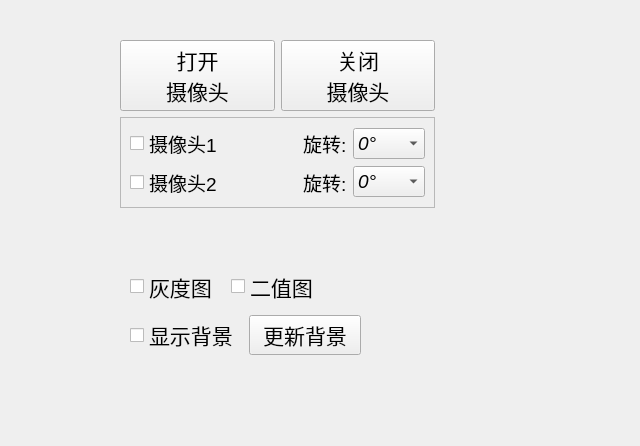
Old version of the form imageview.ui in the repository JianhuanZhu/DebugTool.
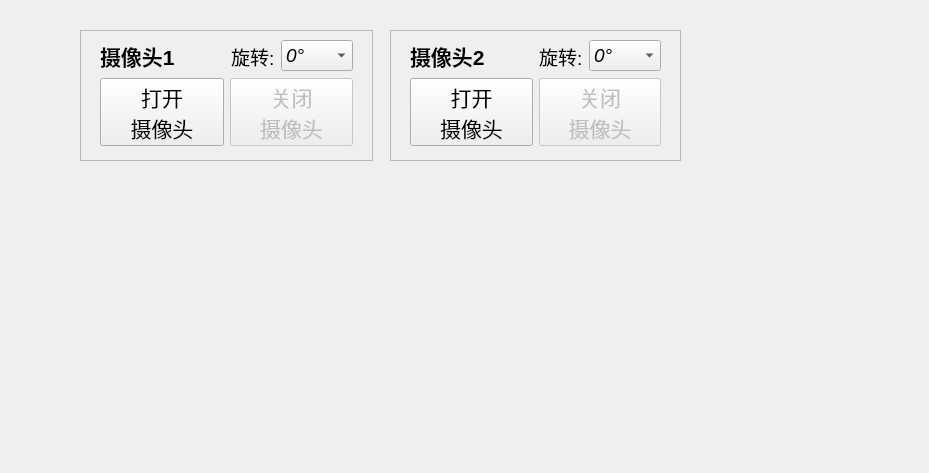
New version of the form.

The edit to the form file:
```diff
--- a/imageview.ui
+++ b/imageview.ui
@@ -6,146 +6,181 @@
    <rect>
     <x>0</x>
     <y>0</y>
-    <width>640</width>
-    <height>446</height>
+    <width>929</width>
+    <height>473</height>
    </rect>
   </property>
   <property name="windowTitle">
    <string>Form</string>
   </property>
-  <widget class="QWidget" name="layoutWidget">
+  <widget class="QFrame" name="frame_2">
    <property name="geometry">
     <rect>
-     <x>130</x>
-     <y>310</y>
-     <width>231</width>
-     <height>51</height>
+     <x>390</x>
+     <y>30</y>
+     <width>291</width>
+     <height>131</height>
     </rect>
    </property>
-   <layout class="QHBoxLayout" name="horizontalLayout_3">
-    <item>
-     <widget class="QCheckBox" name="checkShowBacklight">
-      <property name="font">
-       <font>
-        <pointsize>16</pointsize>
-       </font>
-      </property>
-      <property name="text">
-       <string>显示背景</string>
-      </property>
-     </widget>
-    </item>
-    <item>
-     <widget class="QPushButton" name="UpdateBacklightButton">
-      <property name="font">
-       <font>
-        <pointsize>16</pointsize>
-       </font>
-      </property>
-      <property name="text">
-       <string>更新背景</string>
-      </property>
-     </widget>
-    </item>
-   </layout>
-  </widget>
+   <property name="frameShape">
+    <enum>QFrame::StyledPanel</enum>
+   </property>
+   <property name="frameShadow">
+    <enum>QFrame::Raised</enum>
+   </property>
   <widget class="QWidget" name="">
    <property name="geometry">
     <rect>
-     <x>130</x>
-     <y>270</y>
-     <width>196</width>
-     <height>33</height>
-    </rect>
-   </property>
-   <layout class="QHBoxLayout" name="horizontalLayout_2">
-    <item>
-     <widget class="QCheckBox" name="checkGray">
-      <property name="font">
-       <font>
-        <pointsize>16</pointsize>
-       </font>
-      </property>
-      <property name="text">
-       <string>灰度图</string>
-      </property>
-     </widget>
-    </item>
-    <item>
-     <widget class="QCheckBox" name="checkThreshold">
-      <property name="font">
-       <font>
-        <pointsize>16</pointsize>
-       </font>
-      </property>
-      <property name="text">
-       <string>二值图</string>
-      </property>
-     </widget>
-    </item>
-   </layout>
-  </widget>
-  <widget class="QWidget" name="">
-   <property name="geometry">
-    <rect>
-     <x>120</x>
-     <y>40</y>
-     <width>315</width>
-     <height>168</height>
-    </rect>
-   </property>
-   <layout class="QVBoxLayout" name="verticalLayout_2">
+      <x>20</x>
+      <y>10</y>
+      <width>251</width>
+      <height>106</height>
+     </rect>
+    </property>
+    <layout class="QVBoxLayout" name="verticalLayout_3">
     <item>
      <layout class="QHBoxLayout" name="horizontalLayout_5">
       <item>
-       <widget class="QPushButton" name="openButton">
+        <widget class="QLabel" name="label_4">
         <property name="font">
          <font>
           <pointsize>16</pointsize>
+           <weight>75</weight>
+           <bold>true</bold>
          </font>
         </property>
         <property name="text">
-         <string>打开
-摄像头</string>
+          <string>摄像头2</string>
         </property>
        </widget>
       </item>
       <item>
-       <widget class="QPushButton" name="closeButton">
+        <spacer name="horizontalSpacer_2">
+         <property name="orientation">
+          <enum>Qt::Horizontal</enum>
+         </property>
+         <property name="sizeHint" stdset="0">
+          <size>
+           <width>37</width>
+           <height>17</height>
+          </size>
+         </property>
+        </spacer>
+       </item>
+       <item>
+        <widget class="QLabel" name="label_2">
         <property name="font">
          <font>
-          <pointsize>16</pointsize>
+           <pointsize>14</pointsize>
          </font>
         </property>
         <property name="text">
-         <string>关闭
-摄像头</string>
+          <string>旋转:</string>
         </property>
        </widget>
       </item>
+       <item>
+        <widget class="QComboBox" name="comboCamera2Rotate">
+         <property name="font">
+          <font>
+           <pointsize>14</pointsize>
+           <italic>true</italic>
+          </font>
+         </property>
+         <item>
+          <property name="text">
+           <string>0°</string>
+          </property>
+         </item>
+         <item>
+          <property name="text">
+           <string>90°</string>
+          </property>
+         </item>
+         <item>
+          <property name="text">
+           <string>180°</string>
+          </property>
+         </item>
+         <item>
+          <property name="text">
+           <string>270°</string>
+          </property>
+         </item>
+        </widget>
+       </item>
      </layout>
     </item>
     <item>
-     <widget class="QFrame" name="frame">
-      <property name="frameShape">
-       <enum>QFrame::StyledPanel</enum>
-      </property>
-      <property name="frameShadow">
-       <enum>QFrame::Raised</enum>
-      </property>
       <layout class="QHBoxLayout" name="horizontalLayout_6">
        <item>
+        <widget class="QPushButton" name="openCamera2Button">
+         <property name="font">
+          <font>
+           <pointsize>16</pointsize>
+          </font>
+         </property>
+         <property name="text">
+          <string>打开
+摄像头</string>
+         </property>
+        </widget>
+       </item>
+       <item>
+        <widget class="QPushButton" name="closeCamera2Button">
+         <property name="enabled">
+          <bool>false</bool>
+         </property>
+         <property name="font">
+          <font>
+           <pointsize>16</pointsize>
+          </font>
+         </property>
+         <property name="text">
+          <string>关闭
+摄像头</string>
+         </property>
+        </widget>
+       </item>
+      </layout>
+     </item>
+    </layout>
+   </widget>
+  </widget>
+  <widget class="QFrame" name="frame">
+   <property name="geometry">
+    <rect>
+     <x>80</x>
+     <y>30</y>
+     <width>293</width>
+     <height>131</height>
+    </rect>
+   </property>
+   <property name="frameShape">
+    <enum>QFrame::StyledPanel</enum>
+   </property>
+   <property name="frameShadow">
+    <enum>QFrame::Raised</enum>
+   </property>
+   <widget class="QWidget" name="">
+    <property name="geometry">
+     <rect>
+      <x>20</x>
+      <y>10</y>
+      <width>253</width>
+      <height>106</height>
+     </rect>
+    </property>
         <layout class="QVBoxLayout" name="verticalLayout">
          <item>
           <layout class="QHBoxLayout" name="horizontalLayout">
            <item>
-            <widget class="QCheckBox" name="checkCamera1">
+        <widget class="QLabel" name="label_3">
              <property name="font">
               <font>
-               <pointsize>14</pointsize>
-               <weight>50</weight>
-               <italic>false</italic>
-               <bold>false</bold>
+           <pointsize>16</pointsize>
+           <weight>75</weight>
+           <bold>true</bold>
               </font>
              </property>
              <property name="text">
@@ -216,83 +251,38 @@
          <item>
           <layout class="QHBoxLayout" name="horizontalLayout_4">
            <item>
-            <widget class="QCheckBox" name="checkCamera2">
+        <widget class="QPushButton" name="openCamera1Button">
              <property name="font">
               <font>
-               <pointsize>14</pointsize>
-               <weight>50</weight>
-               <italic>false</italic>
-               <bold>false</bold>
+           <pointsize>16</pointsize>
               </font>
              </property>
              <property name="text">
-              <string>摄像头2</string>
+          <string>打开
+摄像头</string>
              </property>
             </widget>
            </item>
            <item>
-            <spacer name="horizontalSpacer_2">
-             <property name="orientation">
-              <enum>Qt::Horizontal</enum>
-             </property>
-             <property name="sizeHint" stdset="0">
-              <size>
-               <width>37</width>
-               <height>17</height>
-              </size>
-             </property>
-            </spacer>
-           </item>
-           <item>
-            <widget class="QLabel" name="label_2">
+        <widget class="QPushButton" name="closeCamera1Button">
+         <property name="enabled">
+          <bool>false</bool>
+         </property>
              <property name="font">
               <font>
-               <pointsize>14</pointsize>
+           <pointsize>16</pointsize>
               </font>
              </property>
              <property name="text">
-              <string>旋转:</string>
+          <string>关闭
+摄像头</string>
              </property>
             </widget>
            </item>
-           <item>
-            <widget class="QComboBox" name="comboCamera2Rotate">
-             <property name="font">
-              <font>
-               <pointsize>14</pointsize>
-               <italic>true</italic>
-              </font>
-             </property>
-             <item>
-              <property name="text">
-               <string>0°</string>
-              </property>
-             </item>
-             <item>
-              <property name="text">
-               <string>90°</string>
-              </property>
-             </item>
-             <item>
-              <property name="text">
-               <string>180°</string>
-              </property>
-             </item>
-             <item>
-              <property name="text">
-               <string>270°</string>
-              </property>
-             </item>
-            </widget>
-           </item>
           </layout>
          </item>
         </layout>
-       </item>
-      </layout>
-     </widget>
-    </item>
-   </layout>
+   </widget>
   </widget>
  </widget>
  <resources/>
```
Lines whose indentation alone changed are shown as unchanged.
